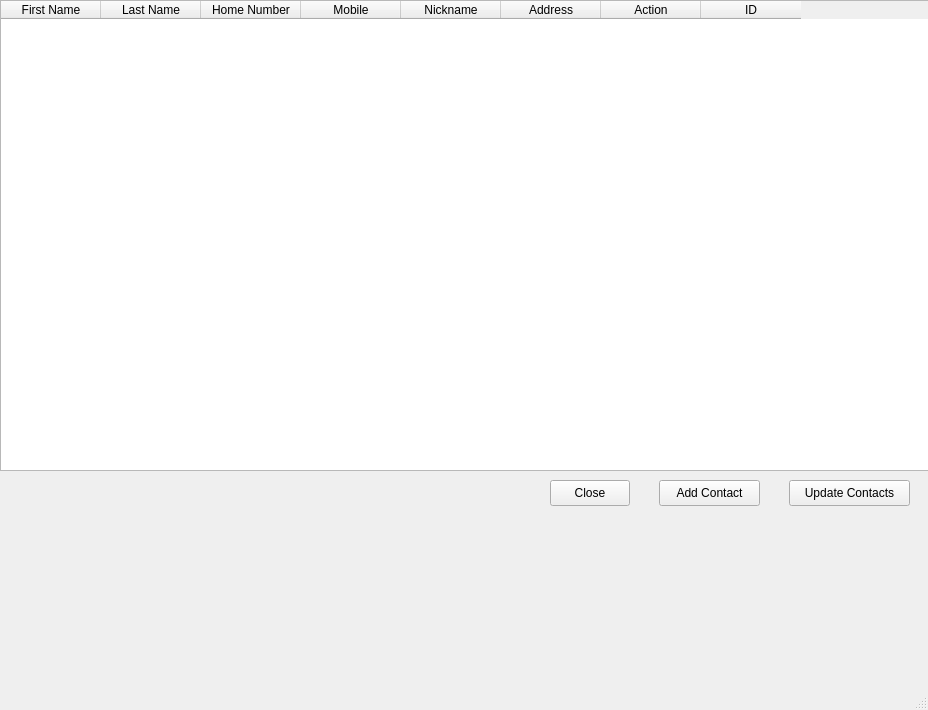
Old version of the form src/app/mainwindow.ui in the repository emilfanache/PhoneBook.
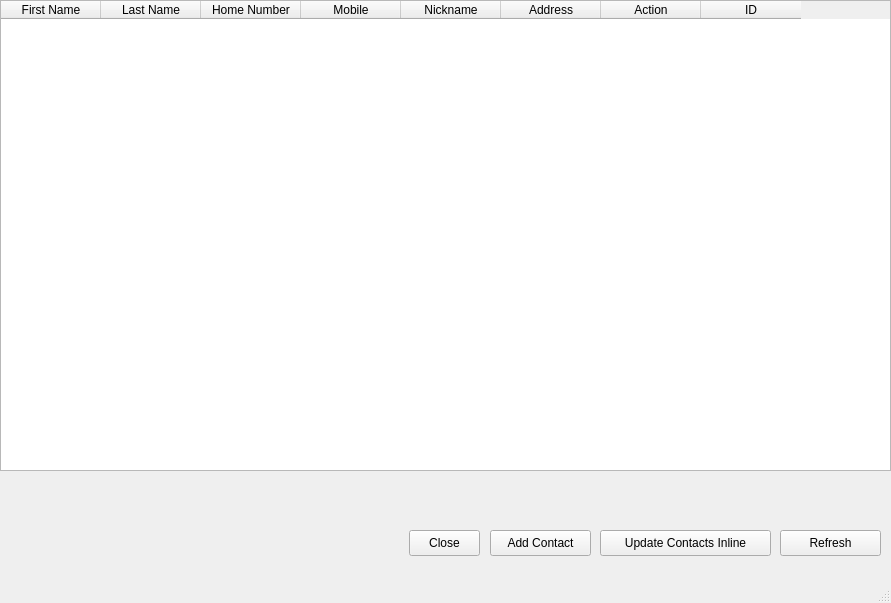
New version of the form.

The edit to the form file:
```diff
--- a/src/app/mainwindow.ui
+++ b/src/app/mainwindow.ui
@@ -6,8 +6,8 @@
    <rect>
     <x>0</x>
     <y>0</y>
-    <width>928</width>
-    <height>710</height>
+    <width>891</width>
+    <height>603</height>
    </rect>
   </property>
   <property name="windowTitle">
@@ -19,7 +19,7 @@
      <rect>
       <x>0</x>
       <y>0</y>
-      <width>931</width>
+      <width>891</width>
       <height>471</height>
      </rect>
     </property>
@@ -76,21 +76,21 @@
    <widget class="QPushButton" name="updateButton">
     <property name="geometry">
      <rect>
-      <x>789</x>
-      <y>480</y>
-      <width>121</width>
+      <x>600</x>
+      <y>530</y>
+      <width>171</width>
       <height>26</height>
      </rect>
     </property>
     <property name="text">
-     <string>Update Contacts</string>
+     <string>Update Contacts Inline</string>
     </property>
    </widget>
    <widget class="QPushButton" name="addButton">
     <property name="geometry">
      <rect>
-      <x>659</x>
-      <y>480</y>
+      <x>490</x>
+      <y>530</y>
       <width>101</width>
       <height>26</height>
      </rect>
@@ -102,9 +102,9 @@
    <widget class="QPushButton" name="closeMainButton">
     <property name="geometry">
      <rect>
-      <x>550</x>
-      <y>480</y>
-      <width>80</width>
+      <x>409</x>
+      <y>530</y>
+      <width>71</width>
       <height>26</height>
      </rect>
     </property>
@@ -112,6 +112,32 @@
      <string>Close</string>
     </property>
    </widget>
+   <widget class="QLabel" name="errorLabel">
+    <property name="geometry">
+     <rect>
+      <x>10</x>
+      <y>490</y>
+      <width>501</width>
+      <height>18</height>
+     </rect>
+    </property>
+    <property name="text">
+     <string/>
+    </property>
+   </widget>
+   <widget class="QPushButton" name="refreshButton">
+    <property name="geometry">
+     <rect>
+      <x>780</x>
+      <y>530</y>
+      <width>101</width>
+      <height>26</height>
+     </rect>
+    </property>
+    <property name="text">
+     <string>Refresh</string>
+    </property>
+   </widget>
   </widget>
   <widget class="QMenuBar" name="menubar">
    <property name="geometry">
```
Left out of the diff: 14 changed lines with no effect on the pictures.
